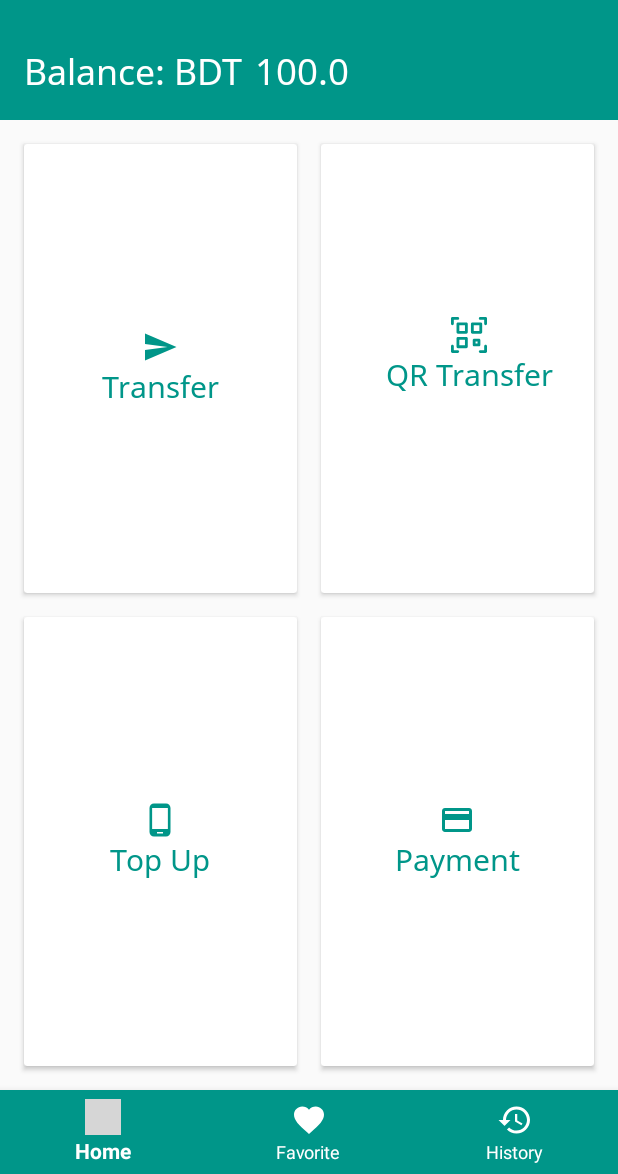
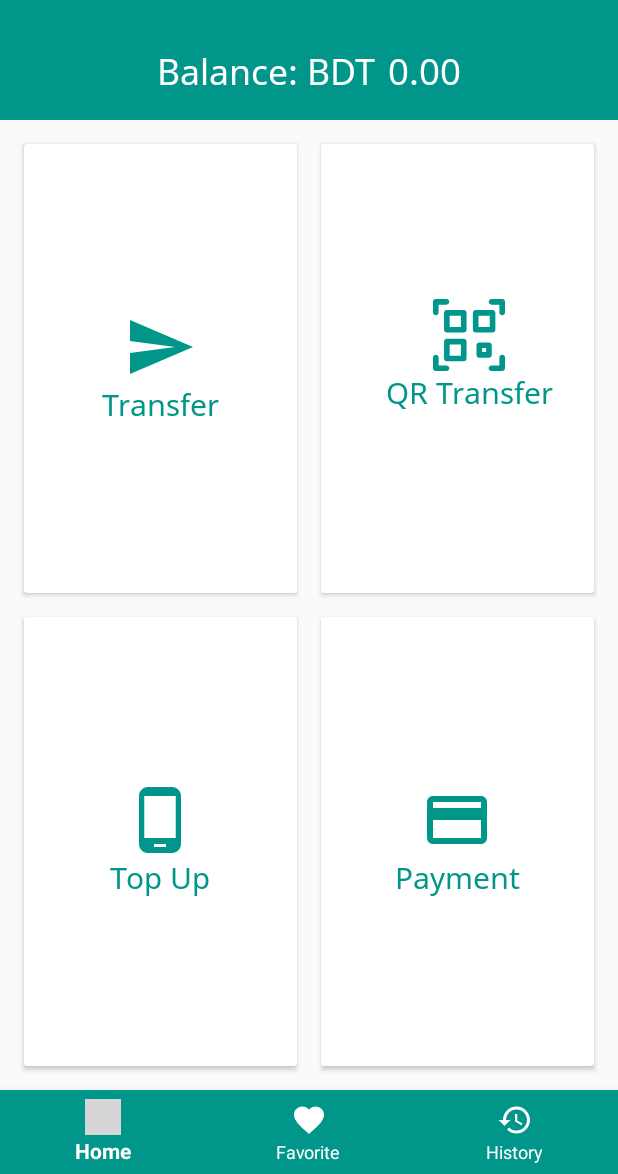
Before and after one commit to mknishad/wallet-android, an Android app: the screen it shows after launch (MainActivity), on a phone screen of 412 x 824 dp, the part 62-1236 px from its top. Run offline under Robolectric (Android 15) with nearby library versions, the phone set to English and light mode, and no system bars; our stand-ins replace ButterKnife; grey boxes are pictures that could not be loaded.

Commit message:
add swipe refresh layout on home screen

```diff
--- a/app/src/main/java/com/wallet/ui/activity/MainActivity.java
+++ b/app/src/main/java/com/wallet/ui/activity/MainActivity.java
@@ -1,6 +1,7 @@
 package com.wallet.ui.activity;
 
 import android.os.Bundle;
+import android.os.Handler;
 import android.view.Menu;
 import android.view.MenuItem;
 import android.view.View;
@@ -16,6 +17,7 @@ import androidx.appcompat.widget.Toolbar;
 import androidx.cardview.widget.CardView;
 import androidx.core.view.GravityCompat;
 import androidx.drawerlayout.widget.DrawerLayout;
+import androidx.swiperefreshlayout.widget.SwipeRefreshLayout;
 import butterknife.BindView;
 import butterknife.ButterKnife;
 import butterknife.OnClick;
@@ -33,6 +35,8 @@ public class MainActivity extends AppCompatActivity
     CardView paymentCardView;
     @BindView(R.id.bottomNavigationView)
     BottomNavigationView bottomNavigationView;
+    @BindView(R.id.swipeRefreshLayout)
+    SwipeRefreshLayout swipeRefreshLayout;
 
     @Override
     protected void onCreate(Bundle savedInstanceState) {
@@ -67,6 +71,10 @@ public class MainActivity extends AppCompatActivity
                     }
                     return true;
                 });
+
+        swipeRefreshLayout.setOnRefreshListener(() -> {
+            new Handler().postDelayed(() -> swipeRefreshLayout.setRefreshing(false), 2000);
+        });
     }
 
     @Override
--- a/app/src/main/res/drawable/ic_menu_payment_primary_24dp.xml
+++ b/app/src/main/res/drawable/ic_menu_payment_primary_24dp.xml
@@ -1,6 +1,6 @@
 <vector xmlns:android="http://schemas.android.com/apk/res/android"
-    android:width="24dp"
-    android:height="24dp"
+    android:width="48dp"
+    android:height="48dp"
     android:viewportWidth="24.0"
     android:viewportHeight="24.0">
     <path
--- a/app/src/main/res/drawable/ic_menu_qr_transfer_primary_24dp.xml
+++ b/app/src/main/res/drawable/ic_menu_qr_transfer_primary_24dp.xml
@@ -1,7 +1,7 @@
 <vector xmlns:android="http://schemas.android.com/apk/res/android"
     xmlns:tools="http://schemas.android.com/tools"
-    android:width="24dp"
-    android:height="24dp"
+    android:width="48dp"
+    android:height="48dp"
     android:viewportWidth="512"
     android:viewportHeight="512">
     <path
--- a/app/src/main/res/drawable/ic_menu_top_up_primary_24dp.xml
+++ b/app/src/main/res/drawable/ic_menu_top_up_primary_24dp.xml
@@ -1,6 +1,6 @@
 <vector xmlns:android="http://schemas.android.com/apk/res/android"
-    android:width="24dp"
-    android:height="24dp"
+    android:width="48dp"
+    android:height="48dp"
     android:viewportWidth="24.0"
     android:viewportHeight="24.0">
     <path
--- a/app/src/main/res/drawable/ic_menu_transfer_primary_24dp.xml
+++ b/app/src/main/res/drawable/ic_menu_transfer_primary_24dp.xml
@@ -1,6 +1,6 @@
 <vector xmlns:android="http://schemas.android.com/apk/res/android"
-    android:width="24dp"
-    android:height="24dp"
+    android:width="48dp"
+    android:height="48dp"
     android:viewportWidth="24.0"
     android:viewportHeight="24.0">
     <path
--- a/app/src/main/res/layout/content_main.xml
+++ b/app/src/main/res/layout/content_main.xml
@@ -1,12 +1,17 @@
 <?xml version="1.0" encoding="utf-8"?>
-<androidx.constraintlayout.widget.ConstraintLayout xmlns:android="http://schemas.android.com/apk/res/android"
+<androidx.swiperefreshlayout.widget.SwipeRefreshLayout xmlns:android="http://schemas.android.com/apk/res/android"
     xmlns:app="http://schemas.android.com/apk/res-auto"
     xmlns:tools="http://schemas.android.com/tools"
+    android:id="@+id/swipeRefreshLayout"
     android:layout_width="match_parent"
     android:layout_height="match_parent"
     app:layout_behavior="@string/appbar_scrolling_view_behavior"
     tools:context=".ui.activity.MainActivity"
     tools:showIn="@layout/app_bar_main">
+
+    <androidx.constraintlayout.widget.ConstraintLayout
+        android:layout_width="match_parent"
+        android:layout_height="match_parent">
 
         <LinearLayout
             android:id="@+id/balanceLayout"
@@ -15,6 +20,7 @@
             android:background="@color/colorPrimary"
             android:orientation="horizontal"
             android:padding="16dp"
+            android:gravity="center"
             app:layout_constraintBottom_toTopOf="@id/transferCardView"
             app:layout_constraintLeft_toLeftOf="parent"
             app:layout_constraintRight_toRightOf="parent"
@@ -23,9 +29,9 @@
             <TextView
                 android:layout_width="wrap_content"
                 android:layout_height="wrap_content"
+                android:fontFamily="@font/noto_sans_regular"
                 android:text="@string/balance_bdt"
                 android:textColor="@android:color/white"
-            android:fontFamily="@font/noto_sans_regular"
                 android:textSize="24sp" />
 
             <TextView
@@ -33,9 +39,9 @@
                 android:layout_width="wrap_content"
                 android:layout_height="wrap_content"
                 android:layout_marginStart="8dp"
-            android:text="@string/_100_0"
+                android:fontFamily="@font/noto_sans_regular"
+                android:text="@string/_0_00"
                 android:textColor="@android:color/white"
-            android:fontFamily="@font/noto_sans_regular"
                 android:textSize="24sp" />
         </LinearLayout>
 
@@ -48,6 +54,9 @@
             android:layout_marginEnd="8dp"
             android:layout_marginBottom="8dp"
             android:elevation="8dp"
+            android:foreground="?android:attr/selectableItemBackground"
+            android:clickable="true"
+            android:focusable="true"
             app:layout_constraintBottom_toTopOf="@id/topUpCardView"
             app:layout_constraintLeft_toLeftOf="parent"
             app:layout_constraintRight_toLeftOf="@id/qrTransferCardView"
@@ -73,6 +82,9 @@
             android:layout_marginEnd="16dp"
             android:layout_marginBottom="8dp"
             android:elevation="8dp"
+            android:foreground="?android:attr/selectableItemBackground"
+            android:clickable="true"
+            android:focusable="true"
             app:layout_constraintBottom_toTopOf="@id/paymentCardView"
             app:layout_constraintLeft_toRightOf="@id/transferCardView"
             app:layout_constraintRight_toRightOf="parent"
@@ -100,6 +112,9 @@
             android:layout_marginEnd="8dp"
             android:layout_marginBottom="16dp"
             android:elevation="8dp"
+            android:foreground="?android:attr/selectableItemBackground"
+            android:clickable="true"
+            android:focusable="true"
             app:layout_constraintBottom_toTopOf="@id/bottomNavigationView"
             app:layout_constraintLeft_toLeftOf="parent"
             app:layout_constraintRight_toLeftOf="@id/paymentCardView"
@@ -125,6 +140,9 @@
             android:layout_marginEnd="16dp"
             android:layout_marginBottom="16dp"
             android:elevation="8dp"
+            android:focusable="true"
+            android:foreground="?android:attr/selectableItemBackground"
+            android:clickable="true"
             app:layout_constraintBottom_toTopOf="@id/bottomNavigationView"
             app:layout_constraintLeft_toRightOf="@id/topUpCardView"
             app:layout_constraintRight_toRightOf="parent"
@@ -154,3 +172,4 @@
             app:menu="@menu/bottom_navigation_main" />
 
     </androidx.constraintlayout.widget.ConstraintLayout>
+</androidx.swiperefreshlayout.widget.SwipeRefreshLayout>
--- a/app/src/main/res/values/strings.xml
+++ b/app/src/main/res/values/strings.xml
@@ -7,14 +7,17 @@
     <string name="nav_header_desc">Navigation header</string>
     <string name="action_settings">Settings</string>
     <string name="transfer">Transfer</string>
+    <string name="_n_transfer">\nTransfer</string>
     <string name="qr_transfer">QR Transfer</string>
+    <string name="_n_qr_transfer">\nQR Transfer</string>
     <string name="top_up">Top Up</string>
+    <string name="_n_top_up">\nTop Up</string>
+    <string name="payment">Payment</string>
+    <string name="_n_payment">\nPayment</string>
     <string name="log_out">Log Out</string>
-    <string name="withdraw">Withdraw</string>
     <string name="home">Home</string>
     <string name="favorite">Favorite</string>
     <string name="history">History</string>
-    <string name="payment">Payment</string>
     <string name="balance_bdt">Balance: BDT</string>
-    <string name="_100_0">100.0</string>
+    <string name="_0_00">0.00</string>
 </resources>
```
Lines whose indentation alone changed are shown as unchanged.
